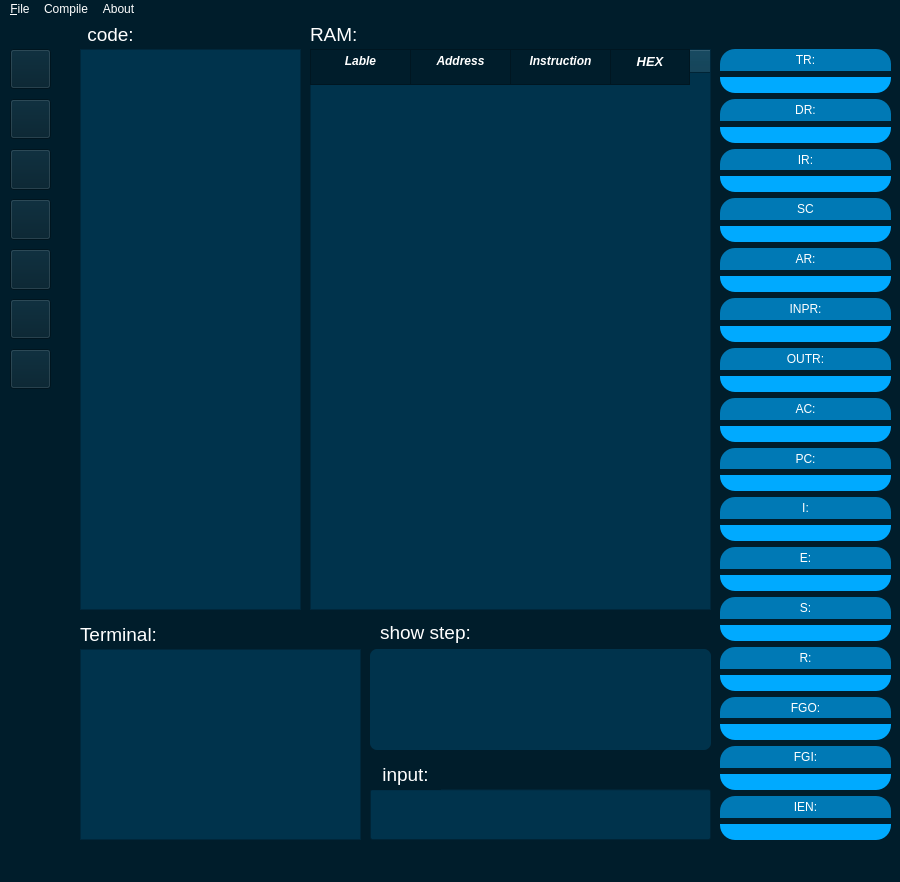
Before: the Qt Designer form mainwindow.ui in mahdi2561/Master_Code_2022, drawn with Qt 5.
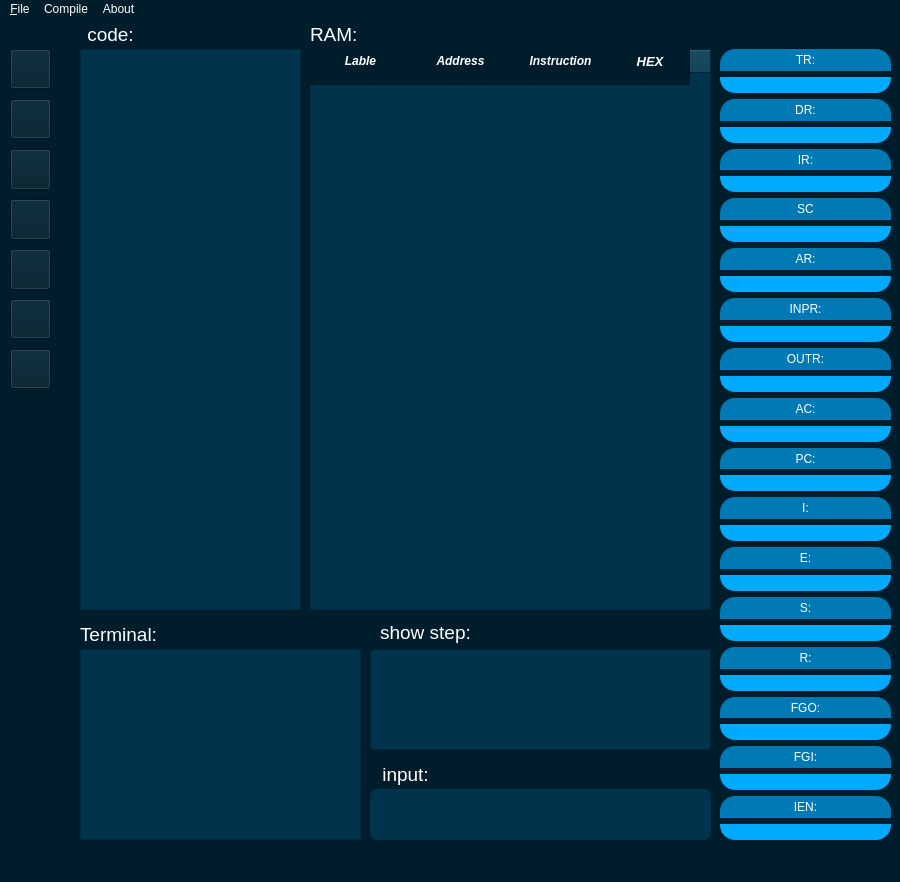
After: the same form once the commit is applied. Icons and pictures are not drawn.

Commit message: correct input and step boxes

```diff
--- a/mainwindow.ui
+++ b/mainwindow.ui
@@ -359,9 +359,9 @@
     <property name="geometry">
      <rect>
       <x>370</x>
-      <y>770</y>
+      <y>630</y>
       <width>341</width>
-      <height>51</height>
+      <height>101</height>
      </rect>
     </property>
     <property name="styleSheet">
@@ -372,7 +372,7 @@
      <set>Qt::AlignCenter</set>
     </property>
     <property name="readOnly">
-     <bool>false</bool>
+     <bool>true</bool>
     </property>
    </widget>
    <widget class="QLabel" name="test">
@@ -614,9 +614,9 @@
     <property name="geometry">
      <rect>
       <x>370</x>
-      <y>630</y>
+      <y>770</y>
       <width>341</width>
-      <height>101</height>
+      <height>51</height>
      </rect>
     </property>
     <property name="minimumSize">
@@ -644,7 +644,7 @@
      <set>Qt::AlignLeading|Qt::AlignLeft|Qt::AlignVCenter</set>
     </property>
     <property name="readOnly">
-     <bool>true</bool>
+     <bool>false</bool>
     </property>
     <property name="placeholderText">
      <string/>
```
The commit also changes 1 other file.
